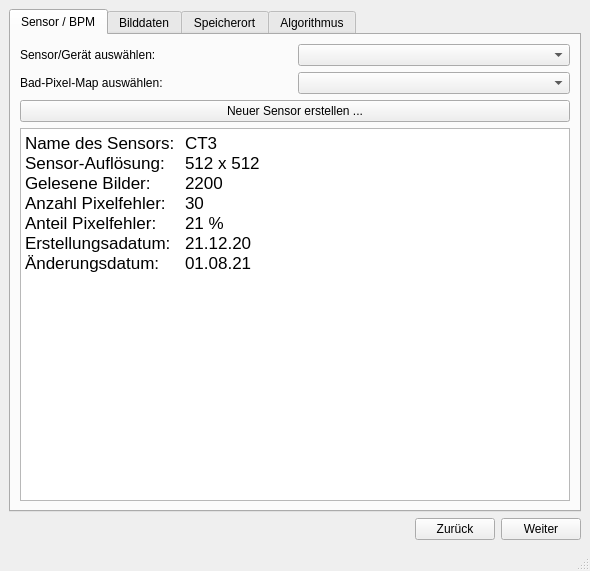
First picture: the form in main/resources/base/badPixelMainWindow.ui, repository TrandyAndy/Bad-Pixel, before the edit.
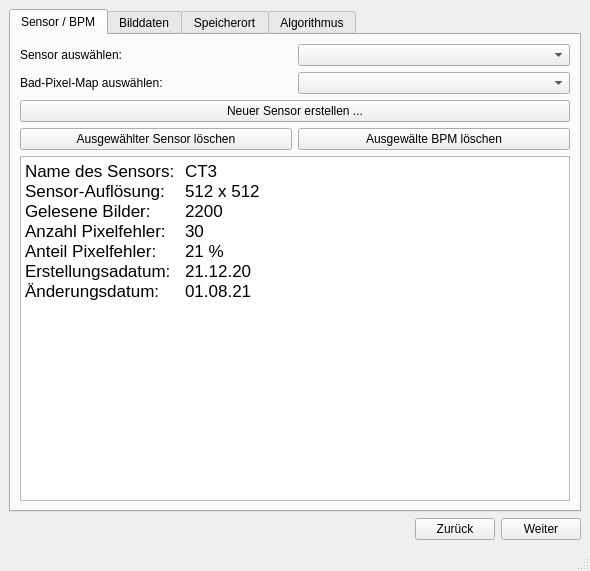
Second picture: the form after the edit.

Commit message: UI aktualisiert, und neue Flat Field Dialog

```diff
--- a/main/resources/base/badPixelMainWindow.ui
+++ b/main/resources/base/badPixelMainWindow.ui
@@ -38,7 +38,7 @@
             <item>
              <widget class="QLabel" name="label">
               <property name="text">
-               <string>Sensor/Gerät auswählen:</string>
+               <string>Sensor auswählen:</string>
               </property>
              </widget>
             </item>
@@ -72,6 +72,24 @@
             </property>
            </widget>
           </item>
+          <item>
+           <layout class="QHBoxLayout" name="horizontalLayout_10">
+            <item>
+             <widget class="QPushButton" name="pushButton">
+              <property name="text">
+               <string>Ausgewählter Sensor löschen</string>
+              </property>
+             </widget>
+            </item>
+            <item>
+             <widget class="QPushButton" name="pushButton_2">
+              <property name="text">
+               <string>Ausgewälte BPM löschen</string>
+              </property>
+             </widget>
+            </item>
+           </layout>
+          </item>
           <item>
            <widget class="QTextEdit" name="textEditBPM">
             <property name="verticalScrollBarPolicy">
```
The commit also changes 3 other files.
